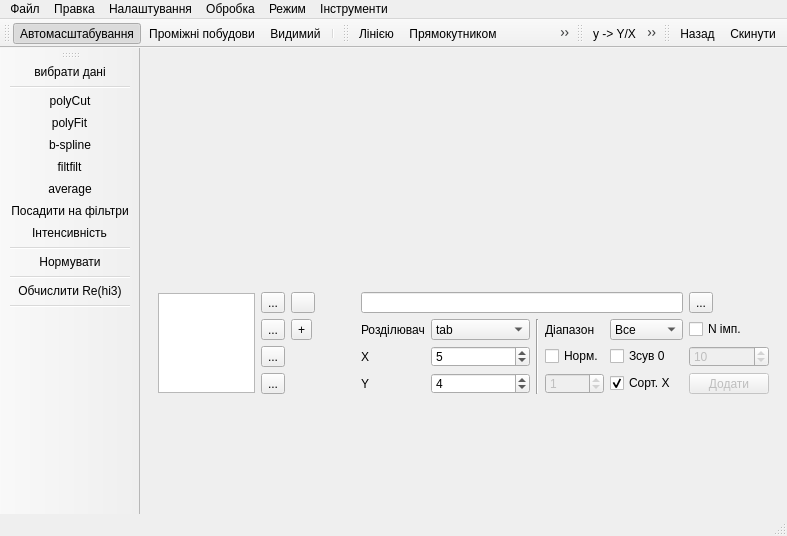
This is mainwindow.ui in xkronosua/QTR as Qt 5 draws it before an edit. The edited form follows.
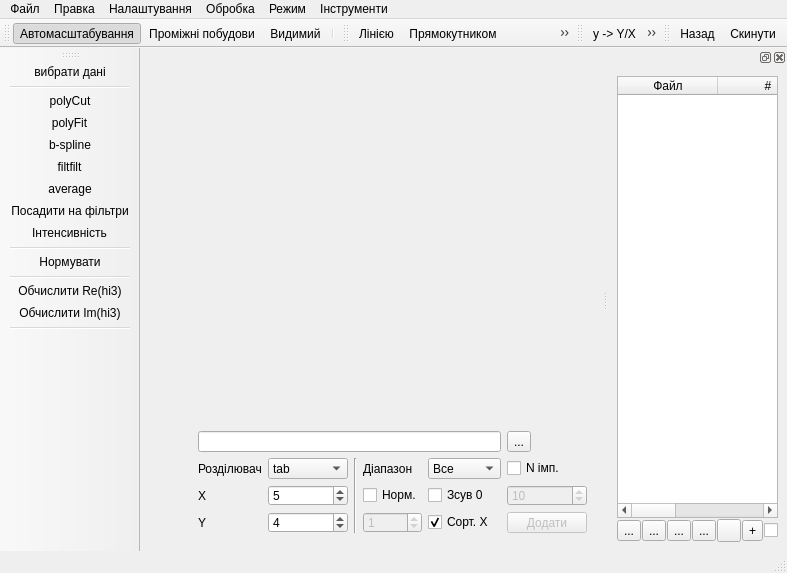
This is the edited form. The open tabs and pages were chosen to show the change. Icons and pictures are not drawn.

Diff of the .ui file:
```diff
--- a/mainwindow.ui
+++ b/mainwindow.ui
@@ -7,13 +7,13 @@
     <x>0</x>
     <y>0</y>
     <width>787</width>
-    <height>536</height>
+    <height>573</height>
    </rect>
   </property>
   <property name="sizePolicy">
-   <sizepolicy hsizetype="MinimumExpanding" vsizetype="MinimumExpanding">
-    <horstretch>0</horstretch>
-    <verstretch>0</verstretch>
+   <sizepolicy hsizetype="Maximum" vsizetype="MinimumExpanding">
+    <horstretch>100</horstretch>
+    <verstretch>100</verstretch>
    </sizepolicy>
   </property>
   <property name="minimumSize">
@@ -63,7 +63,7 @@
     <item>
      <widget class="QWidget" name="horizontalWidget" native="true">
       <property name="sizePolicy">
-       <sizepolicy hsizetype="MinimumExpanding" vsizetype="MinimumExpanding">
+       <sizepolicy hsizetype="Expanding" vsizetype="Expanding">
         <horstretch>0</horstretch>
         <verstretch>0</verstretch>
        </sizepolicy>
@@ -73,7 +73,27 @@
         <enum>QLayout::SetMinAndMaxSize</enum>
        </property>
        <item>
-        <layout class="QVBoxLayout" name="mplWidget"/>
+        <layout class="QVBoxLayout" name="mplWidget">
+         <property name="spacing">
+          <number>1</number>
+         </property>
+         <property name="sizeConstraint">
+          <enum>QLayout::SetMinAndMaxSize</enum>
+         </property>
+         <item>
+          <spacer name="verticalSpacer">
+           <property name="orientation">
+            <enum>Qt::Vertical</enum>
+           </property>
+           <property name="sizeHint" stdset="0">
+            <size>
+             <width>20</width>
+             <height>0</height>
+            </size>
+           </property>
+          </spacer>
+         </item>
+        </layout>
        </item>
       </layout>
      </widget>
@@ -81,7 +101,7 @@
     <item>
      <widget class="QStackedWidget" name="stackedWidget">
       <property name="sizePolicy">
-       <sizepolicy hsizetype="Expanding" vsizetype="MinimumExpanding">
+       <sizepolicy hsizetype="Expanding" vsizetype="Minimum">
         <horstretch>0</horstretch>
         <verstretch>0</verstretch>
        </sizepolicy>
@@ -96,8 +116,14 @@
        <number>3</number>
       </property>
       <widget class="QWidget" name="page_Data">
+       <property name="sizePolicy">
+        <sizepolicy hsizetype="Maximum" vsizetype="MinimumExpanding">
+         <horstretch>0</horstretch>
+         <verstretch>0</verstretch>
+        </sizepolicy>
+       </property>
        <layout class="QGridLayout" name="gridLayout_4">
-        <item row="3" column="9">
+        <item row="3" column="10">
          <widget class="QSpinBox" name="mColumn">
           <property name="enabled">
            <bool>false</bool>
@@ -107,131 +133,73 @@
           </property>
          </widget>
         </item>
-        <item row="3" column="6">
+        <item row="3" column="7">
          <widget class="QLabel" name="label_2">
           <property name="text">
            <string>Y</string>
           </property>
          </widget>
         </item>
-        <item row="1" column="3">
-         <widget class="QToolButton" name="rowMoveUp">
+        <item row="2" column="10">
+         <widget class="QCheckBox" name="isNormColumn">
           <property name="text">
-           <string>...</string>
+           <string>Норм.</string>
           </property>
-          <property name="icon">
-           <iconset>
-            <normaloff>buttons/up.svg</normaloff>buttons/up.svg</iconset>
+          <property name="checked">
+           <bool>false</bool>
           </property>
          </widget>
         </item>
-        <item row="1" column="8" rowspan="3">
+        <item row="1" column="9" rowspan="3">
          <widget class="Line" name="line">
           <property name="orientation">
            <enum>Qt::Vertical</enum>
           </property>
          </widget>
         </item>
-        <item row="1" column="9">
+        <item row="1" column="10">
          <widget class="QLabel" name="label_4">
           <property name="text">
            <string>Діапазон</string>
           </property>
          </widget>
         </item>
-        <item row="2" column="9">
-         <widget class="QCheckBox" name="isNormColumn">
-          <property name="text">
-           <string>Норм.</string>
-          </property>
-          <property name="checked">
-           <bool>false</bool>
-          </property>
-         </widget>
-        </item>
-        <item row="3" column="7">
+        <item row="3" column="8">
          <widget class="QSpinBox" name="yColumn">
           <property name="value">
            <number>4</number>
           </property>
          </widget>
         </item>
-        <item row="0" column="6" colspan="5">
+        <item row="0" column="7" colspan="5">
          <widget class="QLineEdit" name="filePath">
           <property name="echoMode">
            <enum>QLineEdit::Normal</enum>
           </property>
          </widget>
         </item>
-        <item row="0" column="11">
+        <item row="0" column="12">
          <widget class="QToolButton" name="selectFile">
           <property name="text">
            <string>...</string>
           </property>
          </widget>
         </item>
-        <item row="1" column="6">
+        <item row="1" column="7">
          <widget class="QLabel" name="label_3">
           <property name="text">
            <string>Розділювач</string>
           </property>
          </widget>
         </item>
-        <item row="2" column="10">
+        <item row="2" column="11">
          <widget class="QCheckBox" name="shift0">
           <property name="text">
            <string>Зсув 0</string>
           </property>
          </widget>
         </item>
-        <item row="0" column="0" rowspan="4" colspan="3">
-         <widget class="QTableWidget" name="namesTable">
-          <property name="maximumSize">
-           <size>
-            <width>400</width>
-            <height>100</height>
-           </size>
-          </property>
-          <property name="editTriggers">
-           <set>QAbstractItemView::DoubleClicked</set>
-          </property>
-          <property name="alternatingRowColors">
-           <bool>true</bool>
-          </property>
-          <property name="selectionMode">
-           <enum>QAbstractItemView::ExtendedSelection</enum>
-          </property>
-          <property name="selectionBehavior">
-           <enum>QAbstractItemView::SelectRows</enum>
-          </property>
-          <property name="columnCount">
-           <number>1</number>
-          </property>
-          <attribute name="horizontalHeaderVisible">
-           <bool>false</bool>
-          </attribute>
-          <attribute name="horizontalHeaderCascadingSectionResizes">
-           <bool>true</bool>
-          </attribute>
-          <attribute name="horizontalHeaderShowSortIndicator" stdset="0">
-           <bool>false</bool>
-          </attribute>
-          <attribute name="horizontalHeaderStretchLastSection">
-           <bool>false</bool>
-          </attribute>
-          <attribute name="verticalHeaderCascadingSectionResizes">
-           <bool>false</bool>
-          </attribute>
-          <attribute name="verticalHeaderShowSortIndicator" stdset="0">
-           <bool>true</bool>
-          </attribute>
-          <attribute name="verticalHeaderStretchLastSection">
-           <bool>false</bool>
-          </attribute>
-          <column/>
-         </widget>
-        </item>
-        <item row="0" column="5" rowspan="4">
+        <item row="0" column="6" rowspan="4">
          <spacer name="horizontalSpacer">
           <property name="orientation">
            <enum>Qt::Horizontal</enum>
@@ -247,33 +215,14 @@
           </property>
          </spacer>
         </item>
-        <item row="3" column="3">
-         <widget class="QToolButton" name="saveData">
-          <property name="text">
-           <string>...</string>
-          </property>
-          <property name="icon">
-           <iconset>
-            <normaloff>buttons/save.svg</normaloff>buttons/save.svg</iconset>
-          </property>
-         </widget>
-        </item>
-        <item row="0" column="4">
-         <widget class="QToolButton" name="multiPlot">
-          <property name="icon">
-           <iconset>
-            <normaloff>buttons/multiPlot.png</normaloff>buttons/multiPlot.png</iconset>
-          </property>
-         </widget>
-        </item>
-        <item row="2" column="7">
+        <item row="2" column="8">
          <widget class="QSpinBox" name="xColumn">
           <property name="value">
            <number>5</number>
           </property>
          </widget>
         </item>
-        <item row="1" column="10">
+        <item row="1" column="11">
          <widget class="QComboBox" name="selectPartOfData">
           <item>
            <property name="text">
@@ -292,7 +241,7 @@
           </item>
          </widget>
         </item>
-        <item row="1" column="7">
+        <item row="1" column="8">
          <widget class="QComboBox" name="delimiter">
           <property name="currentIndex">
            <number>2</number>
@@ -334,25 +283,7 @@
           </item>
          </widget>
         </item>
-        <item row="0" column="3">
-         <widget class="QToolButton" name="deleteData">
-          <property name="text">
-           <string>...</string>
-          </property>
-          <property name="icon">
-           <iconset>
-            <normaloff>buttons/remove.svg</normaloff>buttons/remove.svg</iconset>
-          </property>
-         </widget>
-        </item>
-        <item row="2" column="6">
-         <widget class="QLabel" name="label">
-          <property name="text">
-           <string>X</string>
-          </property>
-         </widget>
-        </item>
-        <item row="3" column="11">
+        <item row="3" column="12">
          <widget class="QPushButton" name="addToTable">
           <property name="enabled">
            <bool>false</bool>
@@ -372,10 +303,10 @@
           </property>
          </widget>
         </item>
-        <item row="2" column="3">
-         <widget class="QToolButton" name="rowMoveDown">
+        <item row="2" column="7">
+         <widget class="QLabel" name="label">
           <property name="text">
-           <string>...</string>
+           <string>X</string>
           </property>
           <property name="icon">
            <iconset>
@@ -383,27 +314,7 @@
           </property>
          </widget>
         </item>
-        <item row="1" column="4">
-         <widget class="QToolButton" name="joinDataArrays">
-          <property name="cursor">
-           <cursorShape>CrossCursor</cursorShape>
-          </property>
-          <property name="text">
-           <string>+</string>
-          </property>
-          <property name="shortcut">
-           <string>Ctrl+J</string>
-          </property>
-         </widget>
-        </item>
-        <item row="1" column="11">
-         <widget class="QCheckBox" name="startStepAverage">
-          <property name="text">
-           <string>N імп.</string>
-          </property>
-         </widget>
-        </item>
-        <item row="2" column="11">
+        <item row="2" column="12">
          <widget class="QSpinBox" name="startStepAverage_N">
           <property name="enabled">
            <bool>false</bool>
@@ -419,7 +330,14 @@
           </property>
          </widget>
         </item>
-        <item row="3" column="10">
+        <item row="1" column="12">
+         <widget class="QCheckBox" name="startStepAverage">
+          <property name="text">
+           <string>N імп.</string>
+          </property>
+         </widget>
+        </item>
+        <item row="3" column="11">
          <widget class="QCheckBox" name="autoSortData">
           <property name="text">
            <string>Сорт. Х</string>
@@ -1733,8 +1651,188 @@
    <addaction name="actionNormData"/>
    <addaction name="separator"/>
    <addaction name="actionReHi3"/>
+   <addaction name="actionImHi3"/>
    <addaction name="separator"/>
   </widget>
+  <widget class="QDockWidget" name="DataDock">
+   <property name="features">
+    <set>QDockWidget::AllDockWidgetFeatures</set>
+   </property>
+   <attribute name="dockWidgetArea">
+    <number>2</number>
+   </attribute>
+   <widget class="QWidget" name="dockWidgetContents">
+    <layout class="QVBoxLayout" name="verticalLayout_5">
+     <item>
+      <layout class="QVBoxLayout" name="verticalLayout_4">
+       <property name="spacing">
+        <number>1</number>
+       </property>
+       <property name="sizeConstraint">
+        <enum>QLayout::SetMinimumSize</enum>
+       </property>
+       <item>
+        <widget class="QTableWidget" name="namesTable">
+         <property name="sizePolicy">
+          <sizepolicy hsizetype="Preferred" vsizetype="Expanding">
+           <horstretch>0</horstretch>
+           <verstretch>0</verstretch>
+          </sizepolicy>
+         </property>
+         <property name="maximumSize">
+          <size>
+           <width>200</width>
+           <height>60000</height>
+          </size>
+         </property>
+         <property name="editTriggers">
+          <set>QAbstractItemView::DoubleClicked</set>
+         </property>
+         <property name="alternatingRowColors">
+          <bool>true</bool>
+         </property>
+         <property name="selectionMode">
+          <enum>QAbstractItemView::ExtendedSelection</enum>
+         </property>
+         <property name="selectionBehavior">
+          <enum>QAbstractItemView::SelectRows</enum>
+         </property>
+         <property name="columnCount">
+          <number>3</number>
+         </property>
+         <attribute name="horizontalHeaderVisible">
+          <bool>true</bool>
+         </attribute>
+         <attribute name="horizontalHeaderCascadingSectionResizes">
+          <bool>true</bool>
+         </attribute>
+         <attribute name="horizontalHeaderMinimumSectionSize">
+          <number>15</number>
+         </attribute>
+         <attribute name="horizontalHeaderShowSortIndicator" stdset="0">
+          <bool>false</bool>
+         </attribute>
+         <attribute name="horizontalHeaderStretchLastSection">
+          <bool>true</bool>
+         </attribute>
+         <attribute name="verticalHeaderCascadingSectionResizes">
+          <bool>true</bool>
+         </attribute>
+         <attribute name="verticalHeaderShowSortIndicator" stdset="0">
+          <bool>true</bool>
+         </attribute>
+         <attribute name="verticalHeaderStretchLastSection">
+          <bool>false</bool>
+         </attribute>
+         <column>
+          <property name="text">
+           <string>Файл</string>
+          </property>
+         </column>
+         <column>
+          <property name="text">
+           <string>#</string>
+          </property>
+         </column>
+         <column/>
+        </widget>
+       </item>
+       <item>
+        <layout class="QGridLayout" name="gridLayout_17">
+         <property name="sizeConstraint">
+          <enum>QLayout::SetMaximumSize</enum>
+         </property>
+         <item row="0" column="5">
+          <widget class="QToolButton" name="joinDataArrays">
+           <property name="cursor">
+            <cursorShape>CrossCursor</cursorShape>
+           </property>
+           <property name="toolTip">
+            <string>Об’єднати дані</string>
+           </property>
+           <property name="text">
+            <string>+</string>
+           </property>
+           <property name="shortcut">
+            <string>Ctrl+J</string>
+           </property>
+          </widget>
+         </item>
+         <item row="0" column="3">
+          <widget class="QToolButton" name="rowMoveUp">
+           <property name="text">
+            <string>...</string>
+           </property>
+           <property name="icon">
+            <iconset>
+             <normaloff>buttons/up.svg</normaloff>buttons/up.svg</iconset>
+           </property>
+          </widget>
+         </item>
+         <item row="0" column="2">
+          <widget class="QToolButton" name="rowMoveDown">
+           <property name="text">
+            <string>...</string>
+           </property>
+           <property name="icon">
+            <iconset>
+             <normaloff>buttons/down.svg</normaloff>buttons/down.svg</iconset>
+           </property>
+          </widget>
+         </item>
+         <item row="0" column="4">
+          <widget class="QToolButton" name="multiPlot">
+           <property name="icon">
+            <iconset>
+             <normaloff>buttons/multiPlot.png</normaloff>buttons/multiPlot.png</iconset>
+           </property>
+          </widget>
+         </item>
+         <item row="0" column="1">
+          <widget class="QToolButton" name="saveData">
+           <property name="text">
+            <string>...</string>
+           </property>
+           <property name="icon">
+            <iconset>
+             <normaloff>buttons/save.svg</normaloff>buttons/save.svg</iconset>
+           </property>
+          </widget>
+         </item>
+         <item row="0" column="0">
+          <widget class="QToolButton" name="deleteData">
+           <property name="sizePolicy">
+            <sizepolicy hsizetype="Fixed" vsizetype="Fixed">
+             <horstretch>0</horstretch>
+             <verstretch>0</verstretch>
+            </sizepolicy>
+           </property>
+           <property name="text">
+            <string>...</string>
+           </property>
+           <property name="icon">
+            <iconset>
+             <normaloff>buttons/remove.svg</normaloff>buttons/remove.svg</iconset>
+           </property>
+          </widget>
+         </item>
+         <item row="0" column="6">
+          <widget class="QCheckBox" name="workWithSelectedData">
+           <property name="toolTip">
+            <string>Застосовувати операції до обраних даних</string>
+           </property>
+           <property name="text">
+            <string/>
+           </property>
+          </widget>
+         </item>
+        </layout>
+       </item>
+      </layout>
+     </item>
+    </layout>
+   </widget>
+  </widget>
   <action name="saveSettings">
    <property name="text">
     <string>зберегти</string>
@@ -2132,6 +2230,28 @@
     <string>Розвернути</string>
    </property>
   </action>
+  <action name="actionImHi3">
+   <property name="icon">
+    <iconset>
+     <normaloff>ui/buttons/ImHi3.png</normaloff>ui/buttons/ImHi3.png</iconset>
+   </property>
+   <property name="text">
+    <string>Обчислити Im(hi3)</string>
+   </property>
+  </action>
+  <action name="actionDataDock">
+   <property name="text">
+    <string>Панель даних</string>
+   </property>
+  </action>
+  <action name="norm_Shift0Xh">
+   <property name="checkable">
+    <bool>true</bool>
+   </property>
+   <property name="text">
+    <string>Центрувати по X вручну</string>
+   </property>
+  </action>
  </widget>
  <tabstops>
   <tabstop>filtersList</tabstop>
```
Left out of the diff: 239 changed lines with no effect on the pictures.
